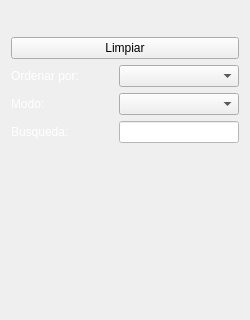
Old version of the form Auxiliares/barrabusqueda.ui in the repository arcnexus/RedFoX; both pictures show x 0 to 250 and y 0 to 320 of the 250 by 499 pixel window.
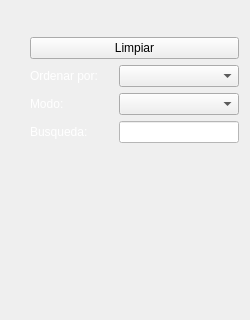
New version of the form. Icons and pictures are not drawn.

Patch:
```diff
--- a/Auxiliares/barrabusqueda.ui
+++ b/Auxiliares/barrabusqueda.ui
@@ -19,7 +19,13 @@
   <property name="windowTitle">
    <string>Form</string>
   </property>
-  <layout class="QVBoxLayout" name="verticalLayout">
+  <layout class="QVBoxLayout" name="layout">
+   <property name="leftMargin">
+    <number>30</number>
+   </property>
+   <property name="bottomMargin">
+    <number>15</number>
+   </property>
    <item>
     <layout class="QHBoxLayout" name="horizontalLayout_3">
      <item>
```
